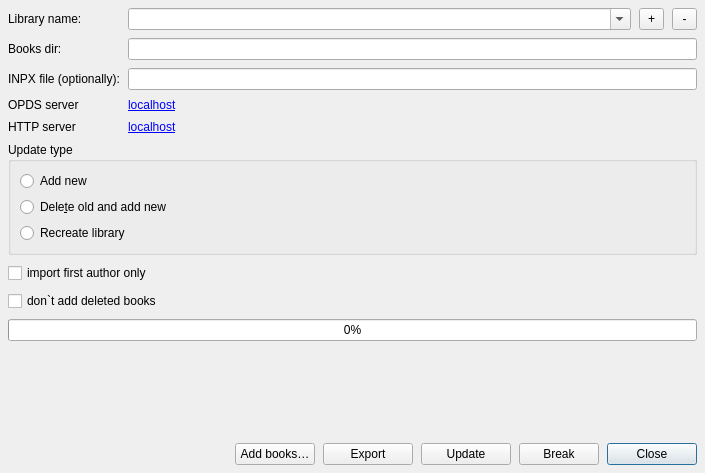
Before: the Qt Designer form src/librariesdlg.ui in petrovvlad/freeLib, drawn with Qt 5.
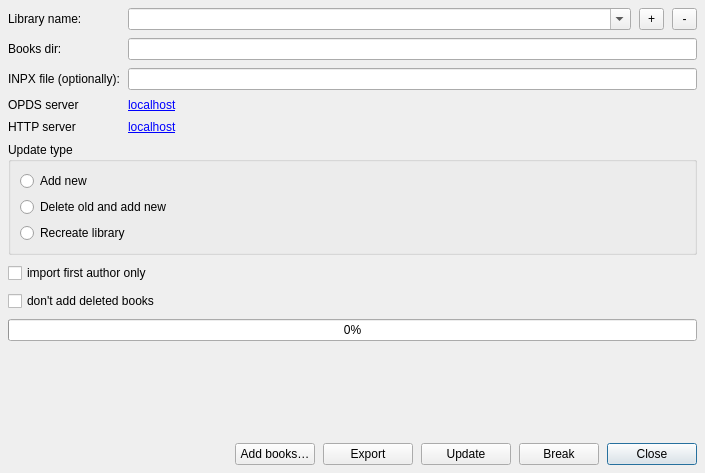
After: the same form once the commit is applied.

```diff
--- a/src/librariesdlg.ui
+++ b/src/librariesdlg.ui
@@ -195,7 +195,7 @@
       <item>
        <widget class="QRadioButton" name="del_old">
         <property name="text">
-         <string>Dele&amp;te old and add new</string>
+         <string>Delete old and add new</string>
         </property>
        </widget>
       </item>
@@ -225,7 +225,7 @@
    <item>
     <widget class="QCheckBox" name="checkwoDeleted">
      <property name="text">
-      <string>don`t add deleted books</string>
+      <string>don't add deleted books</string>
      </property>
     </widget>
    </item>
```
Left out of the diff: 4 changed lines with no effect on the pictures.
